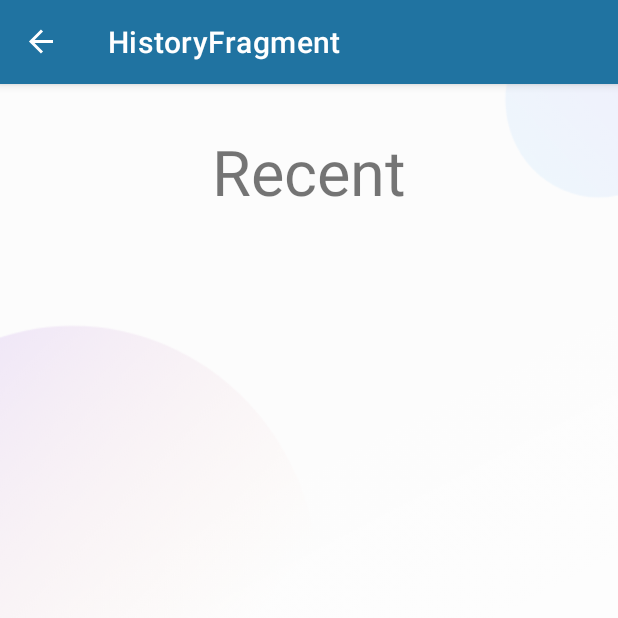
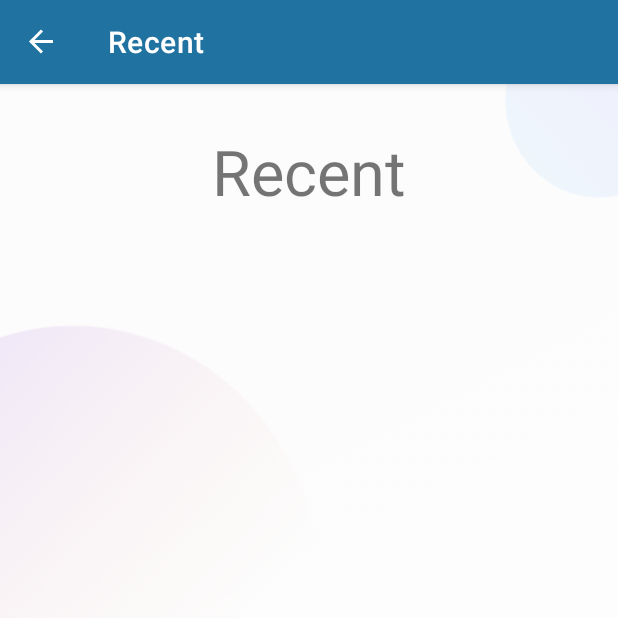
Before and after one commit to beraSayantan/TransLite, an Android app: the HistoryFragment screen opened through its navigation route, on a phone screen of 412 x 824 dp, the top half of it. Run offline under Robolectric (Android 15) with nearby library versions, the phone set to English and light mode, and no system bars; our stand-ins replace data binding, navigation-ui; libraries missing offline, so code that uses them is left out: com.google.mlkit.common, com.google.mlkit.nl.

Commit message:
changed actionbar title

```diff
--- a/app/src/main/java/com/beginner/translite/AboutFragment.kt
+++ b/app/src/main/java/com/beginner/translite/AboutFragment.kt
@@ -5,12 +5,15 @@ import androidx.fragment.app.Fragment
 import android.view.LayoutInflater
 import android.view.View
 import android.view.ViewGroup
+import androidx.appcompat.app.AppCompatActivity
 
 class AboutFragment : Fragment() {
     override fun onCreateView(
         inflater: LayoutInflater, container: ViewGroup?,
         savedInstanceState: Bundle?
     ): View? {
+
+        (activity as AppCompatActivity).supportActionBar?.title = "About Us"
         // Inflate the layout for this fragment
         return inflater.inflate(R.layout.fragment_about, container, false)
     }
--- a/app/src/main/java/com/beginner/translite/HistoryFragment.kt
+++ b/app/src/main/java/com/beginner/translite/HistoryFragment.kt
@@ -6,6 +6,7 @@ import androidx.fragment.app.Fragment
 import android.view.LayoutInflater
 import android.view.View
 import android.view.ViewGroup
+import androidx.appcompat.app.AppCompatActivity
 import androidx.databinding.DataBindingUtil
 import androidx.recyclerview.widget.LinearLayoutManager
 import androidx.recyclerview.widget.RecyclerView
@@ -25,6 +26,8 @@ class HistoryFragment : Fragment() {
         val binding = DataBindingUtil.inflate<FragmentHistoryBinding>(inflater
             ,R.layout.fragment_history,container,false)
 
+        (activity as AppCompatActivity).supportActionBar?.title = "Recent"
+
         binding.rvHistory.adapter = HistoryAdapter(currContext, Database.history)
 
         binding.rvHistory.layoutManager = LinearLayoutManager(currContext)
--- a/app/src/main/java/com/beginner/translite/TransFragment.kt
+++ b/app/src/main/java/com/beginner/translite/TransFragment.kt
@@ -7,6 +7,7 @@ import android.view.*
 import android.widget.AdapterView
 import android.widget.TextView
 import android.widget.Toast
+import androidx.appcompat.app.AppCompatActivity
 import androidx.fragment.app.Fragment
 import androidx.databinding.DataBindingUtil
 import androidx.navigation.findNavController
@@ -33,6 +34,8 @@ class TransFragment : Fragment() {
         inflater: LayoutInflater, container: ViewGroup?,
         savedInstanceState: Bundle?
     ): View? {
+
+        (activity as AppCompatActivity).supportActionBar?.title = getString(R.string.app_name)
 
                                                                                     //COPIED BLOCK STARTs here BEWARE
 
--- a/app/src/main/res/layout/fragment_about.xml
+++ b/app/src/main/res/layout/fragment_about.xml
@@ -1,5 +1,6 @@
 <?xml version="1.0" encoding="utf-8"?>
 <androidx.constraintlayout.widget.ConstraintLayout
+    android:accessibilityPaneTitle="About Us"
     xmlns:android="http://schemas.android.com/apk/res/android"
     xmlns:app="http://schemas.android.com/apk/res-auto"
     xmlns:tools="http://schemas.android.com/tools"
```
Also changed, not shown: 1 other file.
